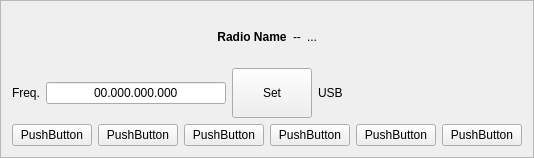
Before: the Qt Designer form mqt/MqtLogger/rigcontrolframe.ui in zsteva/backup-minos2, drawn with Qt 5.
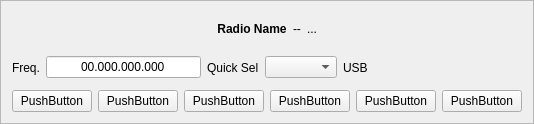
After: the same form once the commit is applied. Custom widgets are drawn as their Qt base class.

Patch:
```diff
--- a/mqt/MqtLogger/rigcontrolframe.ui
+++ b/mqt/MqtLogger/rigcontrolframe.ui
@@ -6,8 +6,8 @@
    <rect>
     <x>0</x>
     <y>0</y>
-    <width>504</width>
-    <height>158</height>
+    <width>501</width>
+    <height>124</height>
    </rect>
   </property>
   <property name="windowTitle">
@@ -116,18 +116,15 @@
           </widget>
          </item>
          <item>
-          <widget class="QPushButton" name="pushButton_6">
-           <property name="maximumSize">
-            <size>
-             <width>200</width>
-             <height>50</height>
-            </size>
-           </property>
+          <widget class="QLabel" name="bandSellbl">
            <property name="text">
-            <string>Set</string>
+            <string>Quick Sel</string>
            </property>
           </widget>
          </item>
+         <item>
+          <widget class="QComboBox" name="bandSelCombo"/>
+         </item>
          <item>
           <widget class="QLabel" name="modelbl">
            <property name="text">
```
